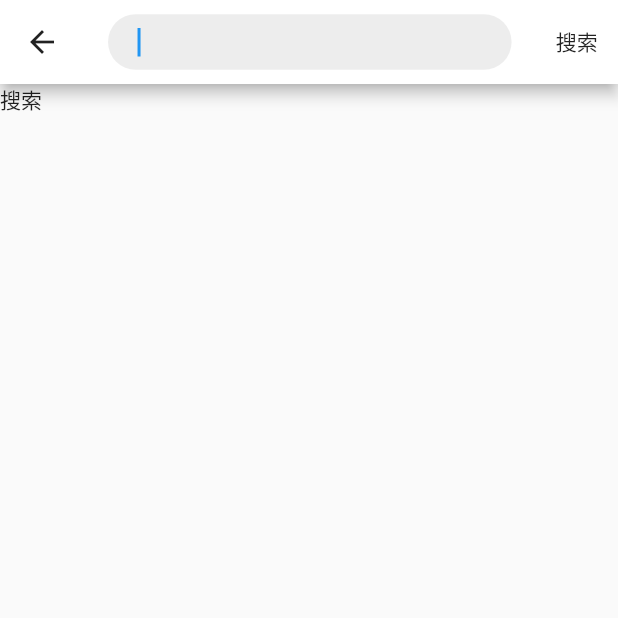
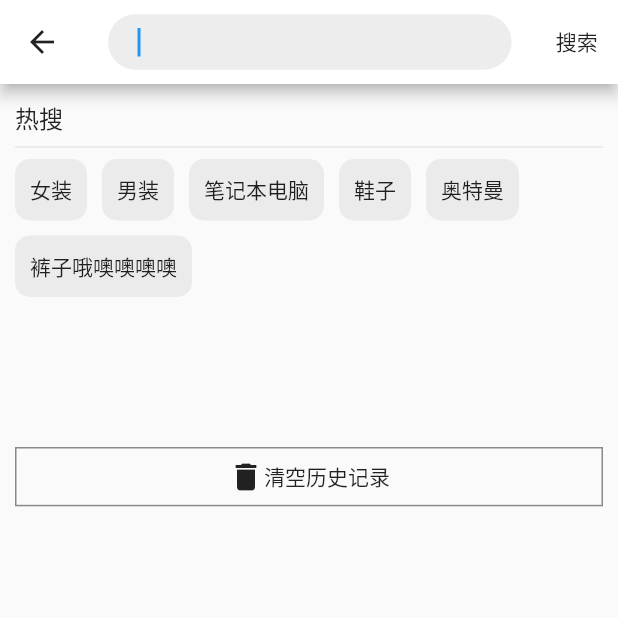
Before and after one commit to Tintines/Flutter_shop, a Flutter app: the SearchPage screen opened directly, on a phone screen of 412 x 824 dp, the top half of it. Run offline on Flutter 3.47's test engine with Material 2 defaults, Android fonts, the phone set to English and light mode, and no system bars; our stand-ins replace dio, flutter_screenutil, flutter_swiper_null_safety; network calls fail.

Commit message:
new: 搜索页面搭建

```diff
--- a/lib/pages/Search.dart
+++ b/lib/pages/Search.dart
@@ -48,7 +48,82 @@ class _SearchPageState extends State<SearchPage> {
           )
         ],
       ),
-      body: const Text('搜索'),
+      body: Container(
+        padding: const EdgeInsets.all(10),
+        child: ListView(
+          children: [
+            Text(
+              "热搜",
+              style: Theme.of(context).textTheme.subtitle1,
+            ),
+            const Divider(),
+            Wrap(
+              runSpacing: 10,
+              spacing: 10,
+              children: [
+                Container(
+                  padding: const EdgeInsets.all(10),
+                  decoration: BoxDecoration(
+                      color: const Color.fromRGBO(233, 233, 233, 0.9),
+                      borderRadius: BorderRadius.circular(10)),
+                  child: const Text("女装"),
+                ),
+                Container(
+                  padding: const EdgeInsets.all(10),
+                  decoration: BoxDecoration(
+                      color: const Color.fromRGBO(233, 233, 233, 0.9),
+                      borderRadius: BorderRadius.circular(10)),
+                  child: const Text("男装"),
+                ),
+                Container(
+                  padding: const EdgeInsets.all(10),
+                  decoration: BoxDecoration(
+                      color: const Color.fromRGBO(233, 233, 233, 0.9),
+                      borderRadius: BorderRadius.circular(10)),
+                  child: const Text("笔记本电脑"),
+                ),
+                Container(
+                  padding: const EdgeInsets.all(10),
+                  decoration: BoxDecoration(
+                      color: const Color.fromRGBO(233, 233, 233, 0.9),
+                      borderRadius: BorderRadius.circular(10)),
+                  child: const Text("鞋子"),
+                ),
+                Container(
+                  padding: const EdgeInsets.all(10),
+                  decoration: BoxDecoration(
+                      color: const Color.fromRGBO(233, 233, 233, 0.9),
+                      borderRadius: BorderRadius.circular(10)),
+                  child: const Text("奥特曼"),
+                ),
+                Container(
+                  padding: const EdgeInsets.all(10),
+                  decoration: BoxDecoration(
+                      color: const Color.fromRGBO(233, 233, 233, 0.9),
+                      borderRadius: BorderRadius.circular(10)),
+                  child: const Text("裤子哦噢噢噢噢"),
+                ),
+              ],
+            ),
+            const SizedBox(
+              height: 100,
+            ),
+            InkWell(
+              onTap: () {},
+              child: Container(
+                width: ScreenAdapter.width(400),
+                height: ScreenAdapter.height(64),
+                decoration: BoxDecoration(
+                    border: Border.all(color: Colors.black45, width: 1)),
+                child: Row(
+                  children: const [Icon(Icons.delete), Text("清空历史记录")],
+                  mainAxisAlignment: MainAxisAlignment.center,
+                ),
+              ),
+            )
+          ],
+        ),
+      ),
     );
   }
 }
```
